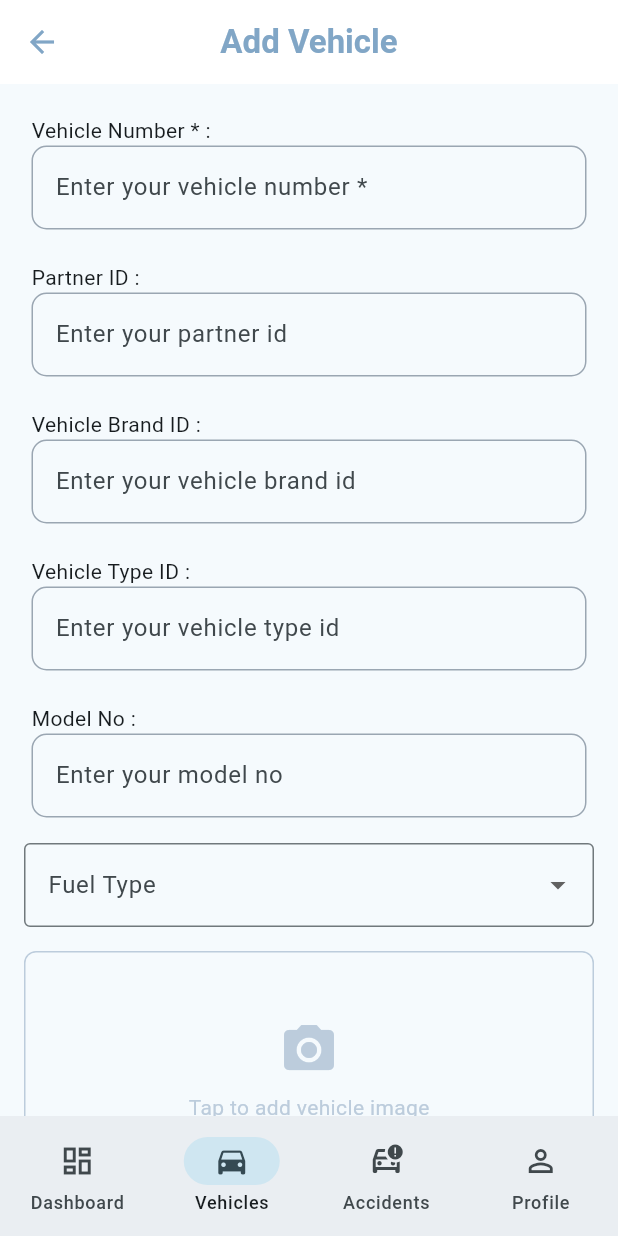
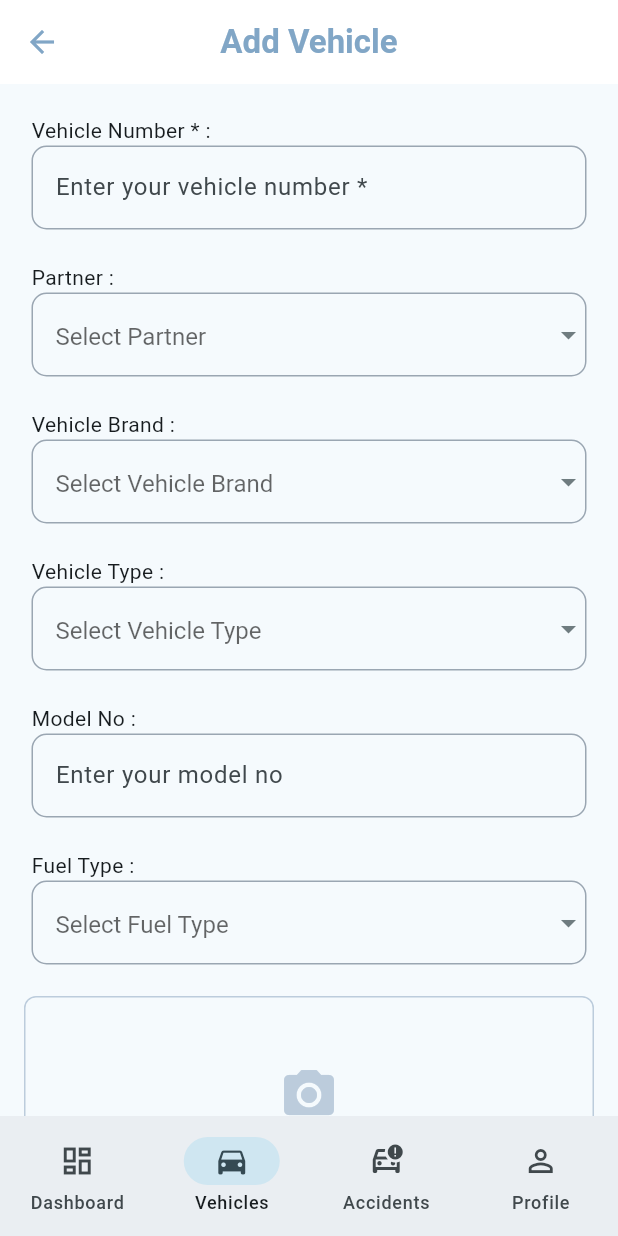
Before and after one commit to krishas04/samiti-app, a Flutter app: the DashboardScreen screen opened by its route, after a tap on "Add vehicle", on a phone screen of 412 x 824 dp. Run offline on Flutter 3.47's test engine with Material 3 defaults, Android fonts, the phone set to English and light mode, and no system bars; our stand-ins replace get_it, go_router, image_picker, shared_preferences; accounts and stored records are empty; network calls fail.

Commit message:
refactor: replace text fields with dropdowns for partner, brand, and type selection

```diff
--- a/lib/core/api/api_constants.dart
+++ b/lib/core/api/api_constants.dart
@@ -3,15 +3,20 @@ class ApiConstants{
   static const String baseUrl='http://192.168.1.66:8000/api';
 
   // Auth
-  static const String register = 'v1/auth/register';
+  static const String register = 'v1/auth/register/';
   static const String login = '/v1/auth/token/';
   static const String tokenRefresh = 'v1/auth/token/refresh/';
 
   //Products
   static const String products = '/v1/products/';
 
+  //Partners
+  static const String partners = '/v1/partners';
+
   //vehicles
   static const String vehicles = '/v1/vehicles/';
+  static const String vehicleTypes = '/v1/vehicle-types/';
+  static const String vehicleBrands = '/v1/vehicle-brands/';
 
   //accidents
   static const String accidents = '/v1/accidents/';
--- a/lib/core/api/api_service.dart
+++ b/lib/core/api/api_service.dart
@@ -184,9 +184,11 @@ abstract class BaseApiService<T> {
     // Case 2: multiple images (accident)
     if (multipleImagePath != null && fileFieldName != null) {
       for (int i = 0; i < multipleImagePath.length; i++) {
+        request.fields['$fileFieldName[$i][0]'] = '0';  // cmd
+        request.fields['$fileFieldName[$i][1]'] = '0';  // id
         request.files.add(
           await http.MultipartFile.fromPath(
-            '$fileFieldName[$i][image]',  // → images[0]image, images[1]image
+            '$fileFieldName[$i][2][image]',  // → images[0][2]image, images[1][2]image
             multipleImagePath[i],
           ),
         );
--- /dev/null
+++ b/lib/core/resusable_widgets/custom_dropdown.dart
@@ -0,0 +1,78 @@
+import 'package:flutter/material.dart';
+import '../constants/app_colors.dart';
+
+class CustomDropdownFormField<T> extends StatelessWidget {
+  final T? value;
+  final String label;
+  final List<DropdownMenuItem<T>> items;
+  final void Function(T?) onChanged;
+  final String? errorText;
+  final bool isLoading;
+
+  const CustomDropdownFormField({
+    super.key,
+    required this.value,
+    required this.label,
+    required this.items,
+    required this.onChanged,
+    this.errorText,
+    this.isLoading = false,
+  });
+
+  static final OutlineInputBorder _border = OutlineInputBorder(
+    borderRadius: const BorderRadius.all(Radius.circular(10)),
+    borderSide: BorderSide(color: AppColors.darkGrey),
+  );
+
+  @override
+  Widget build(BuildContext context) {
+    return Padding(
+      padding: const EdgeInsets.all(5.0),
+      child: Column(
+        crossAxisAlignment: CrossAxisAlignment.start,
+        children: [
+          Text(
+            '$label :',
+            style: const TextStyle(),
+          ),
+          if (isLoading)
+            Container(
+              height: 56,
+              decoration: BoxDecoration(
+                border: Border.all(color: AppColors.darkGrey),
+                borderRadius: BorderRadius.circular(10),
+              ),
+              child: const Center(
+                child: SizedBox(
+                  height: 20,
+                  width: 20,
+                  child: CircularProgressIndicator(strokeWidth: 2),
+                ),
+              ),
+            )
+          else
+            DropdownButtonFormField<T>(
+              initialValue: value,
+              decoration: InputDecoration(
+                hintText: "Select $label",
+                errorText: errorText,
+                enabledBorder: _border,
+                focusedBorder: _border,
+                focusedErrorBorder: _border,
+                errorBorder: _border,
+              ),
+              items: items,
+              onChanged: onChanged,
+              isExpanded: true,
+              icon: Icon(Icons.arrow_drop_down, color: AppColors.secondary),
+              dropdownColor: Colors.white,
+              style: const TextStyle(
+                color: Colors.black,
+                fontSize: 16,
+              ),
+            ),
+        ],
+      ),
+    );
+  }
+}
--- a/lib/features/vehicle/repository/vehicle_repository.dart
+++ b/lib/features/vehicle/repository/vehicle_repository.dart
@@ -51,4 +51,25 @@ class VehicleRepository extends BaseApiService {
       endpoint: '${ApiConstants.vehicles}$id/',
     );
   }
+
+  Future<List<VehiclePartnerEmbed>> getPartners() async {
+    return getList<VehiclePartnerEmbed>(
+      endpoint: ApiConstants.partners,
+      fromJson: VehiclePartnerEmbed.fromJson,
+    );
+  }
+
+  Future<List<VehicleBrandEmbed>> getVehicleBrands() async {
+    return getList<VehicleBrandEmbed>(
+      endpoint: ApiConstants.vehicleBrands,
+      fromJson: VehicleBrandEmbed.fromJson,
+    );
+  }
+
+  Future<List<VehicleTypeEmbed>> getVehicleTypes() async {
+    return getList<VehicleTypeEmbed>(
+      endpoint: ApiConstants.vehicleTypes,
+      fromJson: VehicleTypeEmbed.fromJson,
+    );
+  }
 }
--- a/lib/features/vehicle/view/vehicle_form_screen.dart
+++ b/lib/features/vehicle/view/vehicle_form_screen.dart
@@ -7,8 +7,12 @@ import 'package:provider/provider.dart';
 import 'package:samiti_app/core/resusable_widgets/custom_appbar.dart';
 import 'package:samiti_app/core/resusable_widgets/custom_text_field.dart';
 import 'package:samiti_app/core/resusable_widgets/wide_elevated_button.dart';
+import 'package:samiti_app/features/vehicle/model/vehicle_model.dart';
+import 'package:samiti_app/features/vehicle/repository/vehicle_repository.dart';
 
 import '../../../core/constants/app_colors.dart';
+import '../../../core/di/service_locator.dart';
+import '../../../core/resusable_widgets/custom_dropdown.dart';
 import '../view_model/vehicle_view_model.dart';
 
 class VehicleFormScreen extends StatefulWidget {
@@ -20,10 +24,12 @@ class VehicleFormScreen extends StatefulWidget {
 
 class _VehicleFormScreenState extends State<VehicleFormScreen> {
   final _vehicleNoController = TextEditingController();
-  final _partnerController = TextEditingController();
-  final _vehicleBrandController = TextEditingController();
-  final _vehicleTypeController = TextEditingController();
   final _modelNoController = TextEditingController();
+
+
+  VehiclePartnerEmbed? _selectedPartner;
+  VehicleBrandEmbed? _selectedBrand;
+  VehicleTypeEmbed? _selectedType;
 
   String? _selectedFuelType;
   File? _vehicleImage;
@@ -31,6 +37,42 @@ class _VehicleFormScreenState extends State<VehicleFormScreen> {
 
   final _fuelTypes = ['diesel', 'petrol', 'electric'];
   final _picker = ImagePicker();
+
+  // Dropdown option lists
+  List<VehiclePartnerEmbed> _partners = [];
+  List<VehicleBrandEmbed> _brands = [];
+  List<VehicleTypeEmbed> _types = [];
+  bool _loadingOptions = false;
+
+  // Repository just for form dropdowns
+  late final VehicleRepository _vehicleRepo;
+
+  @override
+  void initState() {
+    super.initState();
+    _vehicleRepo = VehicleRepository(client: sl());
+    _loadDropdownOptions();
+  }
+
+  Future<void> _loadDropdownOptions() async {
+    setState(() => _loadingOptions = true);
+    try {
+      final results = await Future.wait([
+        _vehicleRepo.getPartners(),
+        _vehicleRepo.getVehicleBrands(),
+        _vehicleRepo.getVehicleTypes(),
+      ]);
+      setState(() {
+        _partners = results[0] as List<VehiclePartnerEmbed>;
+        _brands = results[1] as List<VehicleBrandEmbed>;
+        _types = results[2] as List<VehicleTypeEmbed>;
+      });
+    } catch (e) {
+      setState(() => _error = 'Failed to load form options.');
+    } finally {
+      setState(() => _loadingOptions = false);
+    }
+  }
 
   Future<void> _pickImage() async {
     final picked = await _picker.pickImage(source: ImageSource.gallery);
@@ -48,12 +90,13 @@ class _VehicleFormScreenState extends State<VehicleFormScreen> {
 
     final fields = <String, String>{
       'vehicle_no': _vehicleNoController.text.trim(),
-      if (_partnerController.text.trim().isNotEmpty)
-        'partner': _partnerController.text.trim(),
-      if (_vehicleBrandController.text.trim().isNotEmpty)
-        'vehicle_brand': _vehicleBrandController.text.trim(),
-      if (_vehicleTypeController.text.trim().isNotEmpty)
-        'vehicle_type': _vehicleTypeController.text.trim(),
+      // Send id, not display name
+      if (_selectedPartner != null)
+        'partner': _selectedPartner!.id.toString(),
+      if (_selectedBrand != null)
+        'vehicle_brand': _selectedBrand!.id.toString(),
+      if (_selectedType != null)
+        'vehicle_type': _selectedType!.id.toString(),
       if (_modelNoController.text.trim().isNotEmpty)
         'model_no': _modelNoController.text.trim(),
       if (_selectedFuelType != null) 'fuel_type': _selectedFuelType!,
@@ -73,6 +116,13 @@ class _VehicleFormScreenState extends State<VehicleFormScreen> {
   }
 
   @override
+  void dispose() {
+    _vehicleNoController.dispose();
+    _modelNoController.dispose();
+    super.dispose();
+  }
+
+  @override
   Widget build(BuildContext context) {
     final isLoading = context.watch<VehicleViewModel>().isLoading;
 
@@ -88,19 +138,40 @@ class _VehicleFormScreenState extends State<VehicleFormScreen> {
               label: 'Vehicle Number *',
             ),
             const SizedBox(height: 12),
-            CustomTextField(
-              controller: _partnerController,
-              label: 'Partner ID',
+            // Partner dropdown — shows display_name, sends id
+            CustomDropdownFormField<VehiclePartnerEmbed>(
+              label: 'Partner',
+              value: _selectedPartner,
+              items: _partners.map((p) => DropdownMenuItem(
+                value: p,
+                child: Text(p.displayName),
+              )).toList(),
+              onChanged: (val) => setState(() => _selectedPartner = val),
+              errorText: _error?.contains('Partner') == true ? _error : null,
             ),
             const SizedBox(height: 12),
-            CustomTextField(
-              controller: _vehicleBrandController,
-              label: 'Vehicle Brand ID',
+
+            // For Vehicle Brand
+            CustomDropdownFormField<VehicleBrandEmbed>(
+              label: 'Vehicle Brand',
+              value: _selectedBrand,
+              items: _brands.map((b) => DropdownMenuItem(
+                value: b,
+                child: Text(b.displayName),
+              )).toList(),
+              onChanged: (val) => setState(() => _selectedBrand = val),
             ),
             const SizedBox(height: 12),
-            CustomTextField(
-              controller: _vehicleTypeController,
-              label: 'Vehicle Type ID',
+
+            // For Vehicle Type
+            CustomDropdownFormField<VehicleTypeEmbed>(
+              label: 'Vehicle Type',
+              value: _selectedType,
+              items: _types.map((t) => DropdownMenuItem(
+                value: t,
+                child: Text(t.displayName),
+              )).toList(),
+              onChanged: (val) => setState(() => _selectedType = val),
             ),
             const SizedBox(height: 12),
             CustomTextField(
@@ -108,15 +179,14 @@ class _VehicleFormScreenState extends State<VehicleFormScreen> {
               label: 'Model No',
             ),
             const SizedBox(height: 12),
-            DropdownButtonFormField<String>(
-              initialValue: _selectedFuelType,
-              decoration: const InputDecoration(
-                labelText: 'Fuel Type',
-                border: OutlineInputBorder(),
-              ),
-              items: _fuelTypes
-                  .map((f) => DropdownMenuItem(value: f, child: Text(f)))
-                  .toList(),
+
+            CustomDropdownFormField<String>(
+              label: 'Fuel Type',
+              value: _selectedFuelType,
+              items: _fuelTypes.map((t) => DropdownMenuItem(
+                value: t,
+                child: Text(t),
+              )).toList(),
               onChanged: (val) => setState(() => _selectedFuelType = val),
             ),
             const SizedBox(height: 16),
```
